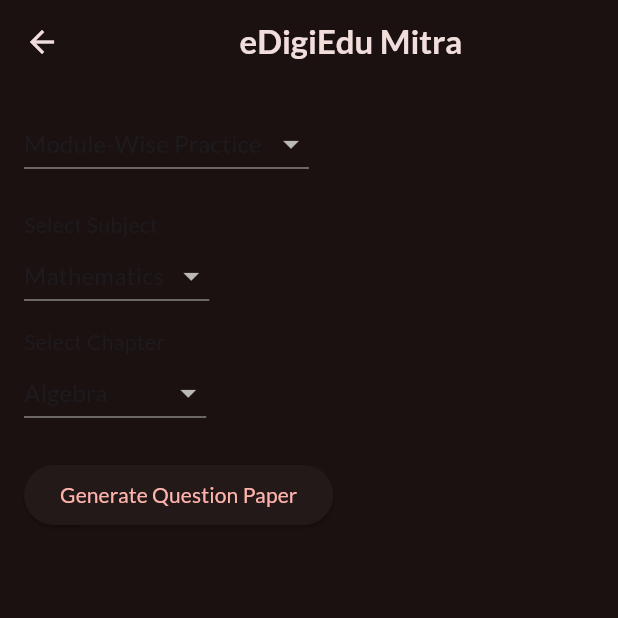
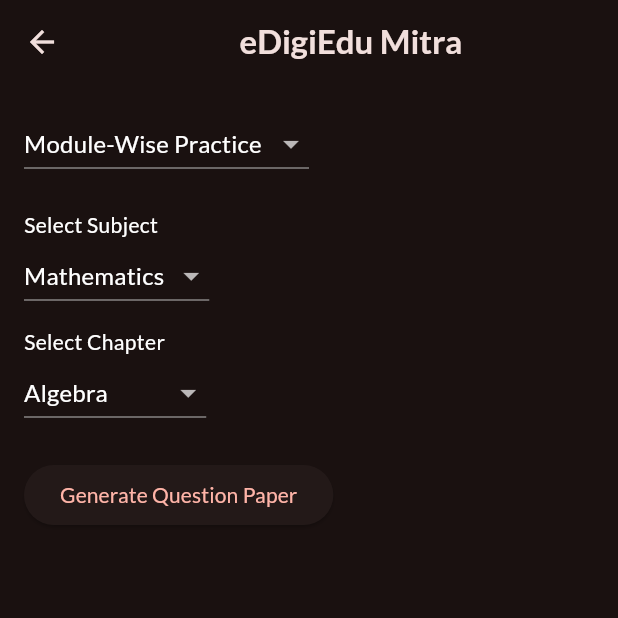
Before and after one commit to Vaibhav2154/eDIGIcator, a Flutter app: the QuestionGeneratorScreen screen opened directly, on a phone screen of 412 x 824 dp, the top half of it. Run offline on Flutter 3.47's test engine with Material 3 defaults, Android fonts, the phone set to English and light mode, and no system bars; our stand-ins replace flutter_riverpod, flutter_svg, google_fonts, image_picker, permission_handler, shared_preferences and 1 more; accounts and stored records are empty; network calls fail.

Commit message:
changed theme

```diff
--- a/frontend/lib/pages/home/chat_page.dart
+++ b/frontend/lib/pages/home/chat_page.dart
@@ -144,7 +144,7 @@
                     margin: EdgeInsets.all(8.0),
                     padding: EdgeInsets.all(12.0),
                     decoration: BoxDecoration(
-                      color: message.isUser ? Colors.blue[200] : Colors.grey[300],
+                      color: message.isUser ? Colors.blue[200] : const Color.fromARGB(255, 57, 84, 235),
                       borderRadius: BorderRadius.circular(8.0),
                     ),
                     child: Column(
--- a/frontend/lib/pages/modulespage.dart
+++ b/frontend/lib/pages/modulespage.dart
@@ -22,7 +22,7 @@
   }
 
   Future<void> fetchVideoUrl() async {
-    var uri = Uri.parse("http://10.0.2.2:8000/api/videos/videos/8/Mathematics/1");
+    var uri = Uri.parse("http://10.0.2.2:8000/api/videos/videos/8/Science/1");
 
     try {
       final response = await http.get(uri);
--- a/frontend/lib/pages/subjects/question_generator_screen.dart
+++ b/frontend/lib/pages/subjects/question_generator_screen.dart
@@ -114,7 +114,8 @@
               ),
             ),
           ),
-          body: Padding(
+          body: SingleChildScrollView(
+            child: Padding(
               padding: const EdgeInsets.all(16.0),
               child: Column(
                 crossAxisAlignment: CrossAxisAlignment.start,
@@ -262,6 +263,7 @@
             ),
           ),
         ),
+      ),
     );
   }
 
--- a/frontend/lib/theme/theme.dart
+++ b/frontend/lib/theme/theme.dart
@@ -5,7 +5,11 @@
   useMaterial3: true,
   colorScheme: ColorScheme.fromSeed(
     brightness: Brightness.dark,
-    seedColor: const Color.fromARGB(255, 251, 58, 58),
+    seedColor:  const Color.fromARGB(255, 255, 0, 0),
+
   ),
-  textTheme: GoogleFonts.latoTextTheme(),
+  textTheme: GoogleFonts.latoTextTheme().apply(
+    bodyColor: Colors.white, // Set body text color to white
+    displayColor: Colors.white, // Set display text color to white
+  )
 );
--- a/frontend/pubspec.yaml
+++ b/frontend/pubspec.yaml
@@ -45,6 +45,7 @@
   youtube_player_flutter: ^9.1.1
   flutter_inappwebview: ^6.1.5
   url_launcher: ^6.3.1
+  flutter_svg:
 
 dev_dependencies:
   flutter_test:
@@ -73,6 +74,9 @@
     - assets/edigicatorlogo.png
     - assets/syllabus.jpg
     - assets/competitve.jpg
+    - assets/eDigicator_logo.svg
+    - assets/JEE.jpg
+    - assets/NCERT.png
 
 
   # An image asset can refer to one or more resolution-specific "variants", see
```
Also changed, not shown: frontend/lib/pages/home/HomePage.dart (+7 -5 lines), frontend/assets/JEE.jpg (added), frontend/assets/NCERT.png (added), frontend/assets/eDigicator_logo.svg (added), frontend/pubspec.lock, 1 other file. Lines whose indentation alone changed are shown as unchanged.
